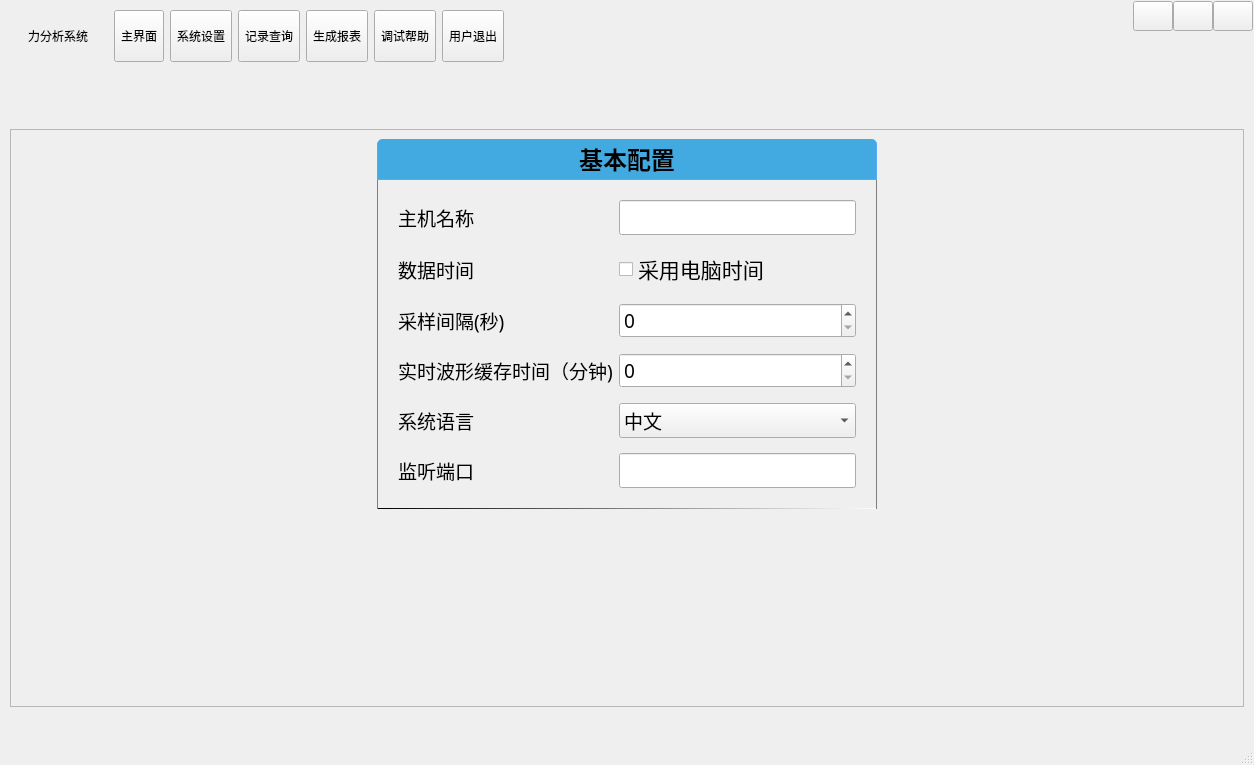
This is MainWnd.ui in byteman/bullet as Qt 5 draws it before an edit. The edited form follows.
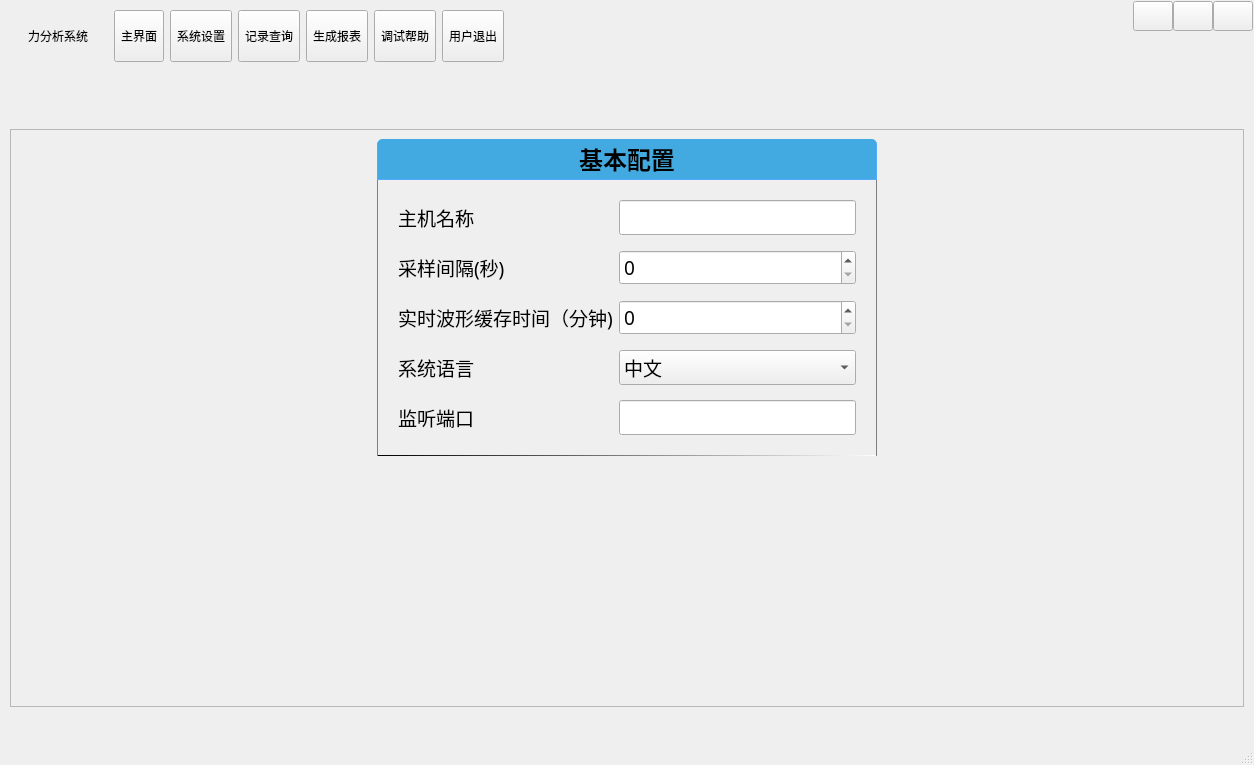
This is the edited form. The open tabs and pages were chosen to show the change. Icons and pictures are not drawn. Custom widgets are drawn as their Qt base class.

Patch:
```diff
--- a/MainWnd.ui
+++ b/MainWnd.ui
@@ -573,8 +573,8 @@
            <rect>
             <x>0</x>
             <y>0</y>
-            <width>548</width>
-            <height>237</height>
+            <width>1224</width>
+            <height>576</height>
            </rect>
           </property>
           <layout class="QVBoxLayout" name="verticalLayout_7">
@@ -717,8 +717,8 @@
                    <property name="verticalSpacing">
                     <number>15</number>
                    </property>
-                   <item row="1" column="1">
-                    <widget class="QLabel" name="label_2">
+                   <item row="2" column="2">
+                    <widget class="QSpinBox" name="sbWaveMin">
                      <property name="font">
                       <font>
                        <family>微软雅黑</family>
@@ -727,12 +727,9 @@
                        <bold>false</bold>
                       </font>
                      </property>
-                     <property name="text">
-                      <string>数据时间</string>
-                     </property>
                     </widget>
                    </item>
-                   <item row="4" column="1">
+                   <item row="3" column="1">
                     <widget class="QLabel" name="label_4">
                      <property name="font">
                       <font>
@@ -746,18 +743,6 @@
                     </widget>
                    </item>
                    <item row="3" column="2">
-                    <widget class="QSpinBox" name="sbWaveMin">
-                     <property name="font">
-                      <font>
-                       <family>微软雅黑</family>
-                       <pointsize>14</pointsize>
-                       <weight>50</weight>
-                       <bold>false</bold>
-                      </font>
-                     </property>
-                    </widget>
-                   </item>
-                   <item row="4" column="2">
                     <widget class="QComboBox" name="cbxLang">
                      <property name="font">
                       <font>
@@ -772,7 +757,7 @@
                      </item>
                     </widget>
                    </item>
-                   <item row="5" column="2">
+                   <item row="4" column="2">
                     <widget class="QLineEdit" name="edtPort">
                      <property name="font">
                       <font>
@@ -782,35 +767,7 @@
                      </property>
                     </widget>
                    </item>
-                   <item row="1" column="2">
-                    <widget class="QCheckBox" name="cbUseSysTime">
-                     <property name="font">
-                      <font>
-                       <family>Arial</family>
-                       <pointsize>16</pointsize>
-                       <weight>50</weight>
-                       <bold>false</bold>
-                      </font>
-                     </property>
-                     <property name="text">
-                      <string>采用电脑时间</string>
-                     </property>
-                    </widget>
-                   </item>
-                   <item row="5" column="1">
-                    <widget class="QLabel" name="label">
-                     <property name="font">
-                      <font>
-                       <family>微软雅黑</family>
-                       <pointsize>14</pointsize>
-                      </font>
-                     </property>
-                     <property name="text">
-                      <string>监听端口</string>
-                     </property>
-                    </widget>
-                   </item>
-                   <item row="3" column="1">
+                   <item row="2" column="1">
                     <widget class="QLabel" name="label_3">
                      <property name="font">
                       <font>
@@ -825,8 +782,8 @@
                      </property>
                     </widget>
                    </item>
-                   <item row="2" column="1">
-                    <widget class="QLabel" name="label_9">
+                   <item row="4" column="1">
+                    <widget class="QLabel" name="label">
                      <property name="font">
                       <font>
                        <family>微软雅黑</family>
@@ -834,17 +791,7 @@
                       </font>
                      </property>
                      <property name="text">
-                      <string>采样间隔(秒)</string>
-                     </property>
-                    </widget>
-                   </item>
-                   <item row="2" column="2">
-                    <widget class="QSpinBox" name="sbSaveInt">
-                     <property name="font">
-                      <font>
-                       <family>微软雅黑</family>
-                       <pointsize>14</pointsize>
-                      </font>
+                      <string>监听端口</string>
                      </property>
                     </widget>
                    </item>
@@ -858,6 +805,29 @@
                      </property>
                     </widget>
                    </item>
+                   <item row="1" column="2">
+                    <widget class="QSpinBox" name="sbSaveInt">
+                     <property name="font">
+                      <font>
+                       <family>微软雅黑</family>
+                       <pointsize>14</pointsize>
+                      </font>
+                     </property>
+                    </widget>
+                   </item>
+                   <item row="1" column="1">
+                    <widget class="QLabel" name="label_9">
+                     <property name="font">
+                      <font>
+                       <family>微软雅黑</family>
+                       <pointsize>14</pointsize>
+                      </font>
+                     </property>
+                     <property name="text">
+                      <string>采样间隔(秒)</string>
+                     </property>
+                    </widget>
+                   </item>
                    <item row="0" column="1">
                     <widget class="QLabel" name="label_12">
                      <property name="font">
```
Left out of the diff: 4 changed lines with no effect on the pictures.
